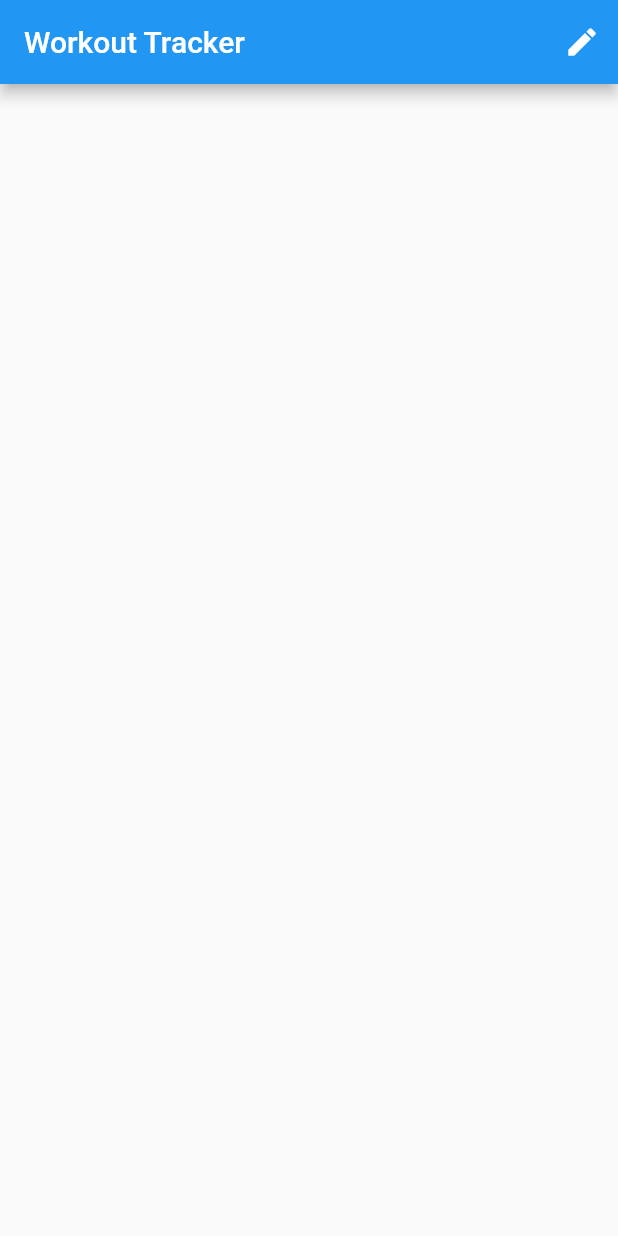
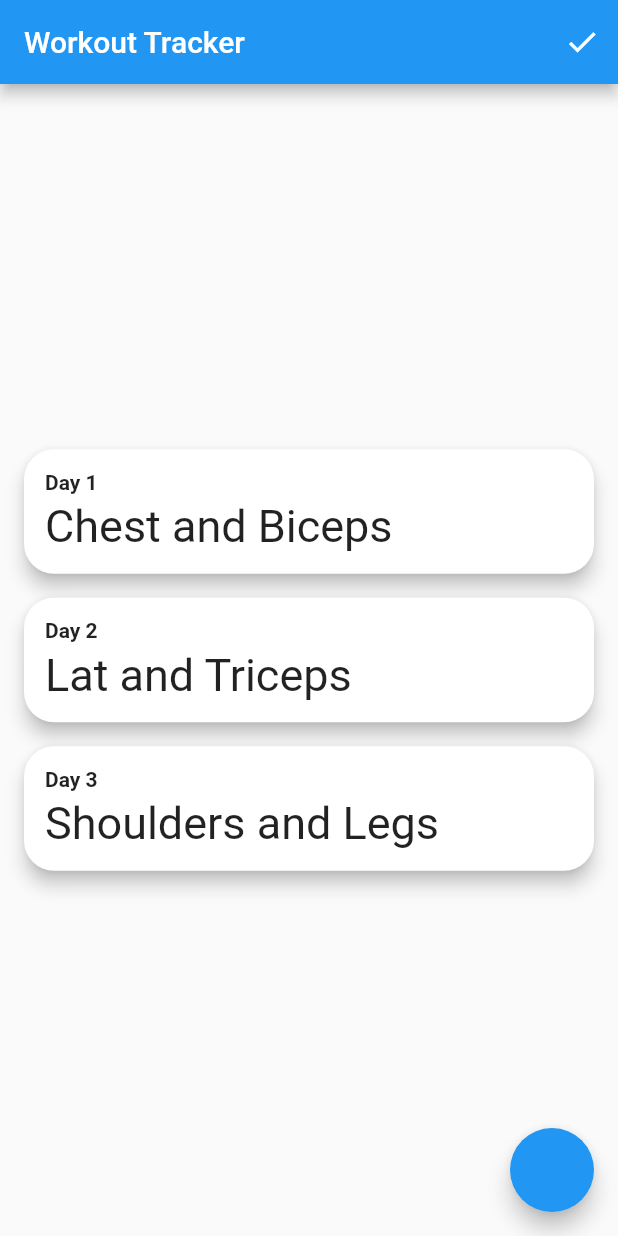
Before and after one commit to D-setia/gym-app, a Flutter app: the screen it shows after launch, after a tap on the "edit" icon, on a phone screen of 412 x 824 dp. Run offline on Flutter 3.47's test engine with Material 2 defaults, Android fonts, the phone set to English and light mode, and no system bars; our stand-ins replace flutter_bloc, shared_preferences.

Commit message:
feat: Add data models, basic home page

```diff
--- a/lib/constants/app.dart
+++ /dev/null
@@ -1,5 +0,0 @@
-const int noOfDays = 3;
-
-const int DAY1 = 1;
-const int DAY2 = 2;
-const int DAY3 = 3;
--- /dev/null
+++ b/lib/data/days.dart
@@ -0,0 +1,7 @@
+import 'package:gym_app/logic/models/day.dart';
+
+List<Day> defaultDays = [
+  Day(dayNo: 1, workoutType: "Chest and Biceps"),
+  Day(dayNo: 2, workoutType: "Lat and Triceps"),
+  Day(dayNo: 3, workoutType: "Shoulders and Legs"),
+];
--- a/lib/logic/cubits/home_page_cubit/home_page_cubit.dart
+++ /dev/null
@@ -1,10 +0,0 @@
-import 'package:bloc/bloc.dart';
-
-part 'home_page_state.dart';
-
-class HomePageCubit extends Cubit<HomePageState> {
-  HomePageCubit() : super(HomePageState(isEditModeActive: false));
-
-  void toggleEditMode() =>
-      emit(HomePageState(isEditModeActive: !state.isEditModeActive));
-}
--- a/lib/logic/cubits/home_page_cubit/home_page_state.dart
+++ /dev/null
@@ -1,6 +0,0 @@
-part of 'home_page_cubit.dart';
-
-class HomePageState{
-  final bool isEditModeActive;
-  HomePageState({required this.isEditModeActive});
-}
--- a/lib/logic/cubits/workout_details_cubit/workout_details_state.dart
+++ /dev/null
@@ -1,6 +0,0 @@
-part of 'workout_details_cubit.dart';
-
-@immutable
-abstract class WorkoutDetailsState {}
-
-class WorkoutDetailsInitial extends WorkoutDetailsState {}
--- /dev/null
+++ b/lib/logic/models/day.dart
@@ -0,0 +1,35 @@
+import 'dart:convert';
+
+Day dayFromJson(String str) => Day.fromJson(json.decode(str));
+String dayToJson(Day data) => json.encode(data.toJson());
+
+List<Day> daysFromJson(String str) => List<Day>.from(json.decode(str).map((x) => Day.fromJson(x)));
+String daysToJson(List<Day> days) => json.encode(List<dynamic>.from(days.map((day) => day.toJson())));
+
+class Day {
+    Day({
+        required this.workoutType,
+        required this.dayNo,
+    });
+
+    String workoutType;
+    int dayNo;
+
+    factory Day.fromJson(Map<String, dynamic> json) => Day(
+        workoutType: json["workoutType"],
+        dayNo: json["dayNo"],
+    );
+
+    Map<String, dynamic> toJson() => {
+        "workoutType": workoutType,
+        "dayNo": dayNo,
+    };
+}
+
+/*
+[{
+  "workoutType": "Chest and biceps",
+  "dayNo": 1,
+}
+]
+*/
--- /dev/null
+++ b/lib/logic/models/workout.dart
@@ -0,0 +1,77 @@
+// To parse this JSON data, do
+//
+//     final exercise = exerciseFromJson(jsonString);
+
+import 'dart:convert';
+
+List<Workout> workoutListFromJson(String str) =>
+    List<Workout>.from(json.decode(str).map((x) => Workout.fromJson(x)));
+String workoutListToJson(List<Workout> data) =>
+    json.encode(List<dynamic>.from(data.map((x) => x.toJson())));
+
+Workout workoutFromJson(String str) => Workout.fromJson(json.decode(str));
+String workoutToJson(Workout data) => json.encode(data.toJson());
+
+class Workout {
+  Workout({
+    required this.exercises,
+  });
+
+  List<Exercise> exercises;
+
+  factory Workout.fromJson(Map<String, dynamic> json) => Workout(
+        exercises: List<Exercise>.from(
+            json["exercises"].map((x) => Exercise.fromJson(x))),
+      );
+
+  Map<String, dynamic> toJson() => {
+        "exercises": List<dynamic>.from(exercises.map((x) => x.toJson())),
+      };
+}
+
+class Exercise {
+  Exercise({
+    required this.name,
+    this.sets = 3,
+    required this.type,
+    this.duration,
+    this.notes,
+    this.reps,
+    this.weights,
+    this.times,
+  });
+
+  String name;
+  String type;
+  int sets;
+  String? duration;
+  List<String>? notes;
+  List<int>? reps;
+  List<int>? weights;
+  List<String>? times;
+
+  factory Exercise.fromJson(Map<String, dynamic> json) => Exercise(
+        name: json["name"],
+        type: json["type"],
+        duration: json["duration"],
+        sets: json["sets"],
+        notes: List<String>.from(json["notes"].map((x) => x)),
+        reps: List<int>.from(json["reps"].map((x) => x)),
+        weights: List<int>.from(json["weights"].map((x) => x)),
+        times: List<String>.from(json["times"].map((x) => x)),
+      );
+
+  Map<String, dynamic> toJson() => {
+        "name": name,
+        "duration": duration,
+        "type": type,
+        "sets": sets,
+        "notes":
+            (notes == null) ? [] : List<dynamic>.from(notes!.map((x) => x)),
+        "reps": (reps == null) ? [] : List<dynamic>.from(reps!.map((x) => x)),
+        "weights":
+            (weights == null) ? [] : List<dynamic>.from(weights!.map((x) => x)),
+        "times":
+            (times == null) ? [] : List<dynamic>.from(times!.map((x) => x)),
+      };
+}
--- a/lib/main.dart
+++ b/lib/main.dart
@@ -1,7 +1,6 @@
 import 'package:flutter/material.dart';
 import 'package:flutter_bloc/flutter_bloc.dart';
-import 'package:gym_app/logic/cubits/home_page_cubit/home_page_cubit.dart';
-import 'package:gym_app/presentation/home_page.dart';
+import 'package:gym_app/presentation/home_page/home_page.dart';
 
 void main() {
   runApp(const MyApp());
@@ -17,10 +16,7 @@ class MyApp extends StatelessWidget {
       theme: ThemeData(
         primarySwatch: Colors.blue,
       ),
-      home: BlocProvider(
-        create: (context) => HomePageCubit(),
-        child: const MyHomePage(),
-      ),
+      home: const MyHomePage(),
     );
   }
 }
--- a/lib/presentation/home_page.dart
+++ /dev/null
@@ -1,36 +0,0 @@
-import 'package:flutter/material.dart';
-import 'package:flutter_bloc/flutter_bloc.dart';
-import 'package:gym_app/logic/cubits/home_page_cubit/home_page_cubit.dart';
-import 'package:gym_app/presentation/my_app_bar.dart';
-
-class MyHomePage extends StatefulWidget {
-  const MyHomePage({Key? key}) : super(key: key);
-
-  @override
-  State<MyHomePage> createState() => _MyHomePageState();
-}
-
-class _MyHomePageState extends State<MyHomePage> {
-  @override
-  Widget build(BuildContext context) {
-    return Scaffold(
-      appBar: myAppBar(title: "Workout Tracker", onEditButtonClick: () {}),
-      body: Center(
-        child: Column(
-          mainAxisAlignment: MainAxisAlignment.center,
-          children: <Widget>[],
-        ),
-      ),
-      floatingActionButton: BlocBuilder<HomePageCubit, HomePageState>(
-        builder: (context, state) {
-          return state.isEditModeActive
-              ? FloatingActionButton(onPressed: onNewDayAdded)
-              : Container();
-        },
-      ),
-    );
-  }
-
-  void onNewDayAdded() {
-  }
-}
--- /dev/null
+++ b/lib/presentation/home_page/day_tile.dart
@@ -0,0 +1,56 @@
+import 'package:flutter/material.dart';
+import 'package:gym_app/logic/models/day.dart';
+import 'package:gym_app/presentation/workout_details_page.dart';
+
+class DayTile extends StatelessWidget {
+  final Day day;
+  final bool isEditModeActive;
+
+  const DayTile({required this.day, required this.isEditModeActive, super.key});
+
+  @override
+  Widget build(BuildContext context) {
+    return GestureDetector(
+      onTap: () => onDayTileTap(context),
+      child: Padding(
+        padding: const EdgeInsets.fromLTRB(16, 8, 16, 8),
+        child: PhysicalModel(
+          color: Colors.white,
+          elevation: 5,
+          borderRadius: BorderRadius.circular(20),
+          child: Padding(
+            padding: const EdgeInsets.all(8.0),
+            child: Column(
+              mainAxisSize: MainAxisSize.min,
+              crossAxisAlignment: CrossAxisAlignment.start,
+              children: [
+                Padding(
+                  padding: const EdgeInsets.fromLTRB(6, 6, 6, 2),
+                  child: Text(
+                    "Day ${day.dayNo}",
+                    style: const TextStyle(fontWeight: FontWeight.bold),
+                  ),
+                ),
+                Padding(
+                  padding: const EdgeInsets.fromLTRB(6.0, 2, 6, 6),
+                  child: Text(
+                    day.workoutType,
+                    style: const TextStyle(fontSize: 30),
+                  ),
+                ),
+              ],
+            ),
+          ),
+        ),
+      ),
+    );
+  }
+
+  void onDayTileTap(BuildContext context) {
+    if (isEditModeActive) {
+    } else {
+      Navigator.of(context)
+          .push(MaterialPageRoute(builder: (_) => WorkoutDetailsPage(workoutTitle: day.workoutType)));
+    }
+  }
+}
--- /dev/null
+++ b/lib/presentation/home_page/home_page.dart
@@ -0,0 +1,80 @@
+import 'package:flutter/material.dart';
+import 'package:gym_app/constants/strings.dart';
+import 'package:gym_app/data/days.dart';
+import 'package:gym_app/logic/models/day.dart';
+import 'package:gym_app/presentation/home_page/day_tile.dart';
+import 'package:gym_app/presentation/my_app_bar.dart';
+import 'package:shared_preferences/shared_preferences.dart';
+
+class MyHomePage extends StatefulWidget {
+  const MyHomePage({Key? key}) : super(key: key);
+
+  @override
+  State<MyHomePage> createState() => _MyHomePageState();
+}
+
+class _MyHomePageState extends State<MyHomePage> {
+  bool isEditModeActive = false;
+  late List<Widget> daysWidgets;
+  late List<Day> days;
+
+  @override
+  void initState() {
+    daysWidgets = List<Widget>.empty(growable: true);
+    days = [];
+    loadDaysData();
+    super.initState();
+  }
+
+  @override
+  Widget build(BuildContext context) {
+    return Scaffold(
+        appBar: myAppBar(
+            title: "Workout Tracker",
+            onEditButtonClick: onEditButtonClick,
+            isEditModeActive: isEditModeActive),
+        body: Center(
+          child: Column(
+            mainAxisAlignment: MainAxisAlignment.center,
+            crossAxisAlignment: CrossAxisAlignment.stretch,
+            children: daysWidgets,
+          ),
+        ),
+        floatingActionButton: isEditModeActive
+            ? FloatingActionButton(onPressed: onNewDayAdded)
+            : Container());
+  }
+
+  void onNewDayAdded() {}
+
+  void onEditButtonClick() => setState(() {
+        isEditModeActive = !isEditModeActive;
+      });
+
+  void loadDaysData() async {
+    SharedPreferences prefs = await SharedPreferences.getInstance();
+    String? daysListJson = prefs.getString(DAYS);
+    if (daysListJson == null) {
+      days = defaultDays;
+    } else {
+      days = daysFromJson(daysListJson);
+    }
+    daysWidgets.clear();
+    List<Widget> tempDaysWidgets = [];
+    for (Day day in days) {
+      tempDaysWidgets.add(DayTile(
+        day: day,
+        isEditModeActive: isEditModeActive,
+      ));
+    }
+    setState(() {
+      daysWidgets = tempDaysWidgets;
+    });
+  }
+
+  @override
+  void dispose() {
+    // saveDaysData();
+    super.dispose();
+  }
+}
--- a/lib/presentation/my_app_bar.dart
+++ b/lib/presentation/my_app_bar.dart
@@ -4,6 +4,7 @@ import 'package:gym_app/constants/styles.dart';
 AppBar myAppBar(
     {required String title,
     required VoidCallback onEditButtonClick,
+    required bool isEditModeActive,
     bool autoImplyLeading = true,
     Key? key}) {
   return AppBar(
@@ -14,7 +15,9 @@ AppBar myAppBar(
     ),
     automaticallyImplyLeading: autoImplyLeading,
     actions: [
-      IconButton(onPressed: onEditButtonClick, icon: const Icon(Icons.edit))
+      IconButton(
+          onPressed: onEditButtonClick,
+          icon: Icon(isEditModeActive ? Icons.check : Icons.edit)),
     ],
   );
 }
```
Also changed, not shown: lib/constants/strings.dart (added, +12 -0 lines), lib/data/workouts.dart (added, +50 -0 lines), lib/logic/cubits/workout_details_cubit/workout_details_cubit.dart (deleted, +0 -8 lines), lib/presentation/workout_details_page.dart (+31 -3 lines), lib/logic/get_data.dart (added).
